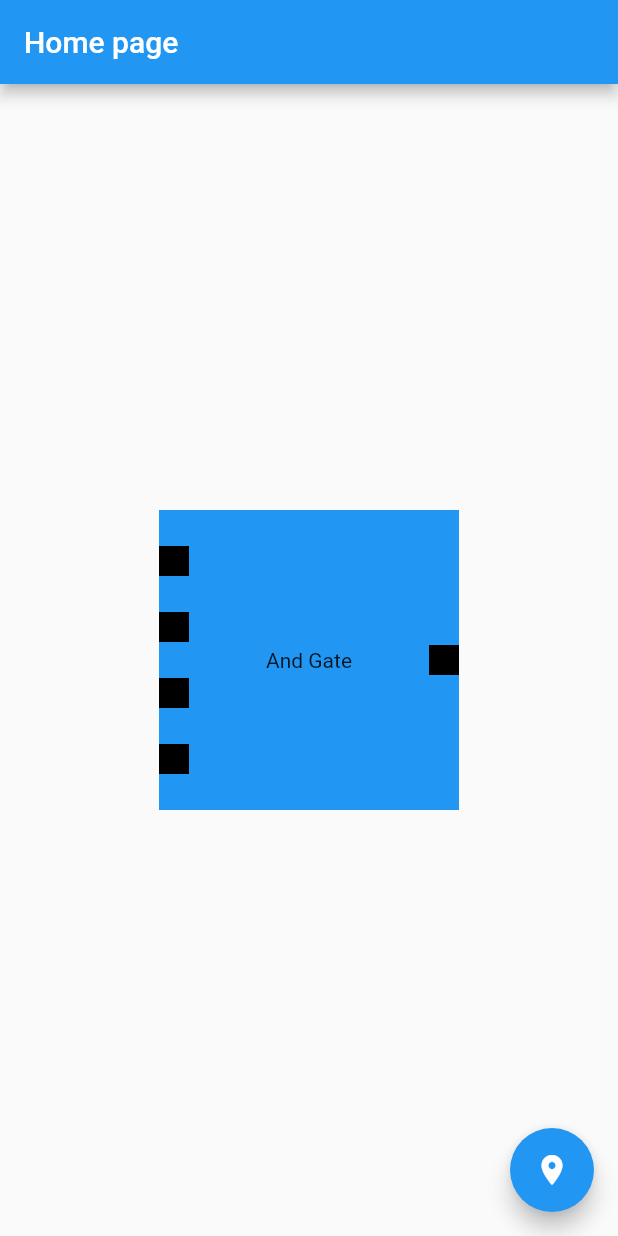
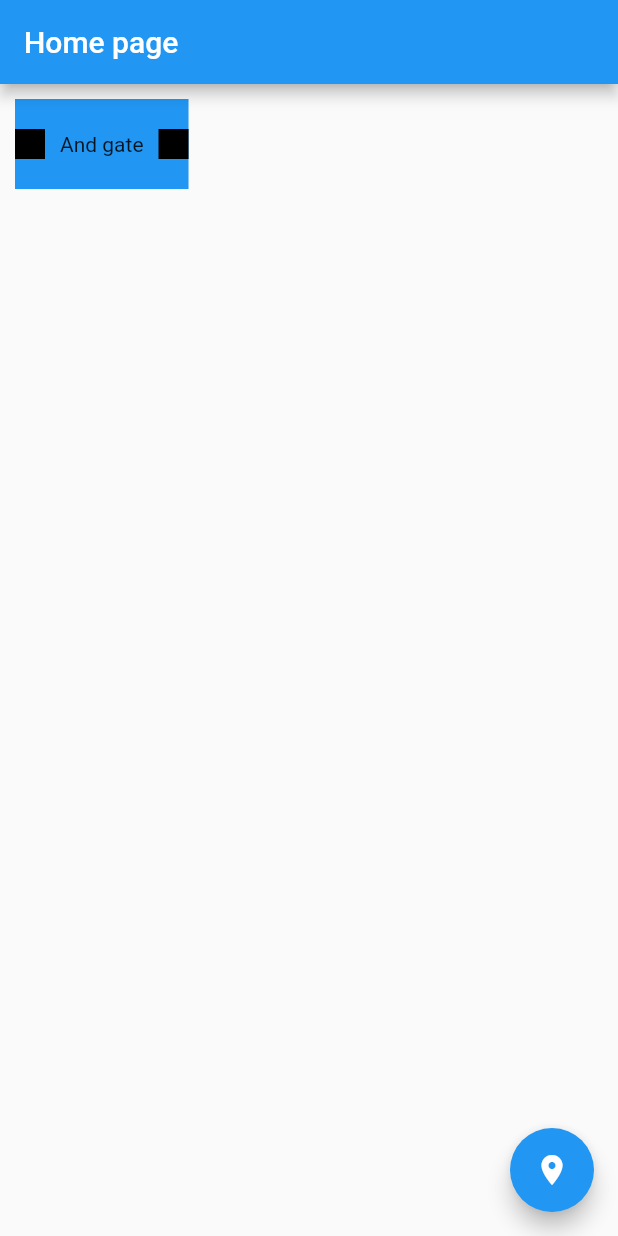
Before and after one commit to AbhijeetKale/gate_sim, a Flutter app: the screen it shows after launch, on a phone screen of 412 x 824 dp. Run offline on Flutter 3.47's test engine with Material 2 defaults, Android fonts, the phone set to English and light mode, and no system bars.

Commit message:
Layout fix logic gaets and assertion fix for lines

```diff
--- a/lib/components/drawing_board.dart
+++ b/lib/components/drawing_board.dart
@@ -17,10 +17,16 @@ class _DrawingBoardState extends State<DrawingBoard> {
     return CustomPaint(
 //      painter: LinePainter(widget.lines ?? []),
       child: Stack(
-        children: [
-          LogicGateWidget(
-            child: Container(
-              color: Colors.black,
+        children: const [
+          Positioned(
+            left: 10,
+            top: 10,
+            child: LogicGateWidget(
+              child: Center(
+                child: Text(
+                  "And gate"
+                ),
+              ),
             ),
           ),
         ],
--- a/lib/components/line_object.dart
+++ b/lib/components/line_object.dart
@@ -3,7 +3,7 @@ import 'package:flutter/material.dart';
 class Line {
   final List<Offset> linePoints;
 
-  Line(this.linePoints) : assert(linePoints.length > 2);
+  Line(this.linePoints) : assert(linePoints.length >= 2);
 
   @override
   bool operator ==(Object other) => other is Line && _equals(other);
--- a/lib/components/moveable_object.dart
+++ b/lib/components/moveable_object.dart
@@ -137,7 +137,7 @@ class MoveAbleObject extends RenderProxyBox {
     Size childSize = child?.getDryLayout(constraints) ?? Size.zero;
     int maxNodeCount = max(inputCount, outputCount);
     var offset = Size(childSize.width + 3 * nodeSize.toDouble(),
-        max(childSize.height, (2 * maxNodeCount - 1) * nodeSize.toDouble()));
+        max(childSize.height, (2 * maxNodeCount + 1) * nodeSize.toDouble()));
     return constraints.constrain(offset);
   }
 }
--- a/lib/main.dart
+++ b/lib/main.dart
@@ -49,15 +49,8 @@
         },
         child: const Icon(Icons.place),
       ),
-      body: Center(
-        child: Container(
-          height: 200,
-          width: 200,
-          child: LogicGateWidget(
-            inputCount: 4,
-            child: Center(child: Text("And Gate")),
-          ),
-        ),
+      body: DrawingBoard(
+        lines: [Line([Offset.zero, Offset(10.0, 30.0)])],
       ),
     );
   }
```
